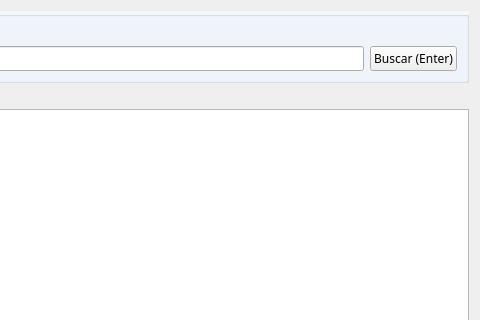
Above: gui/listas/operarios_lista.ui from Lonaris/Corupel before the change; both pictures show x 149 to 629 and y 0 to 320 of the 629 by 554 pixel window. Below: the same form after it.
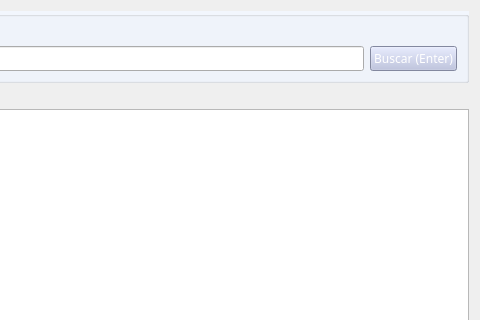
That is the form after the change. Icons and pictures are not drawn.

The edit to the form file:
```diff
--- a/gui/listas/operarios_lista.ui
+++ b/gui/listas/operarios_lista.ui
@@ -94,7 +94,14 @@
            </font>
           </property>
           <property name="styleSheet">
-           <string notr="true"/>
+           <string notr="true">#btn_buscar{
+background-color:#B7BEDF;
+color: #FFFFFF;
+}
+
+#btn_buscar:hover{
+background-color: #BAC1D7 
+	}</string>
           </property>
           <property name="text">
            <string>Buscar (Enter)</string>
```
